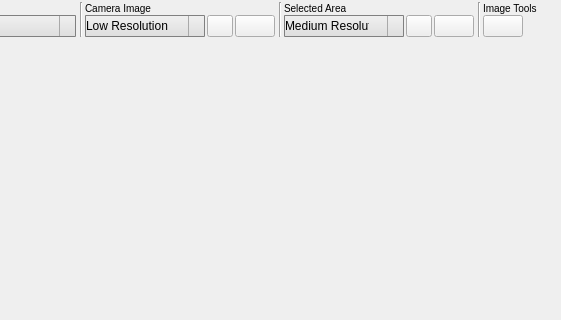
This is vigir_ocs_camera_view/src/ui/camera_view_widget.ui in team-vigir/vigir_ocs_common as Qt 5 draws it before an edit; both pictures show x 115 to 676 and y 0 to 320 of the 850 by 702 pixel window. The edited form follows.
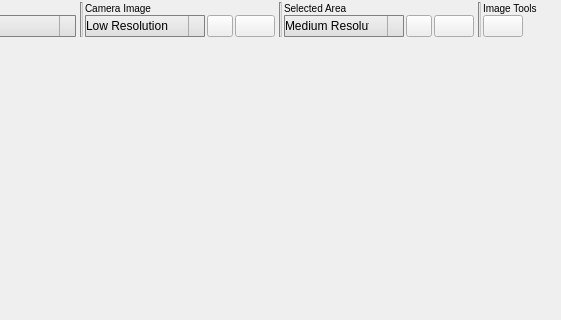
This is the edited form. Icons and pictures are not drawn.

Commit message: refactored map view tool bar and camera view buttons, added toggle for robot joint markers and occluded robot

```diff
--- a/vigir_ocs_camera_view/src/ui/camera_view_widget.ui
+++ b/vigir_ocs_camera_view/src/ui/camera_view_widget.ui
@@ -217,6 +217,9 @@
       </item>
       <item>
        <widget class="Line" name="line">
+        <property name="styleSheet">
+         <string notr="true">background-color: rgb(200, 200, 200);</string>
+        </property>
         <property name="orientation">
          <enum>Qt::Vertical</enum>
         </property>
@@ -487,6 +490,9 @@
           <height>0</height>
          </size>
         </property>
+        <property name="styleSheet">
+         <string notr="true">background-color: rgb(200, 200, 200);</string>
+        </property>
         <property name="orientation">
          <enum>Qt::Vertical</enum>
         </property>
@@ -710,6 +716,9 @@
       </item>
       <item>
        <widget class="Line" name="line_3">
+        <property name="styleSheet">
+         <string notr="true">background-color: rgb(200, 200, 200);</string>
+        </property>
         <property name="orientation">
          <enum>Qt::Vertical</enum>
         </property>
```
The commit also changes 12 other files.
